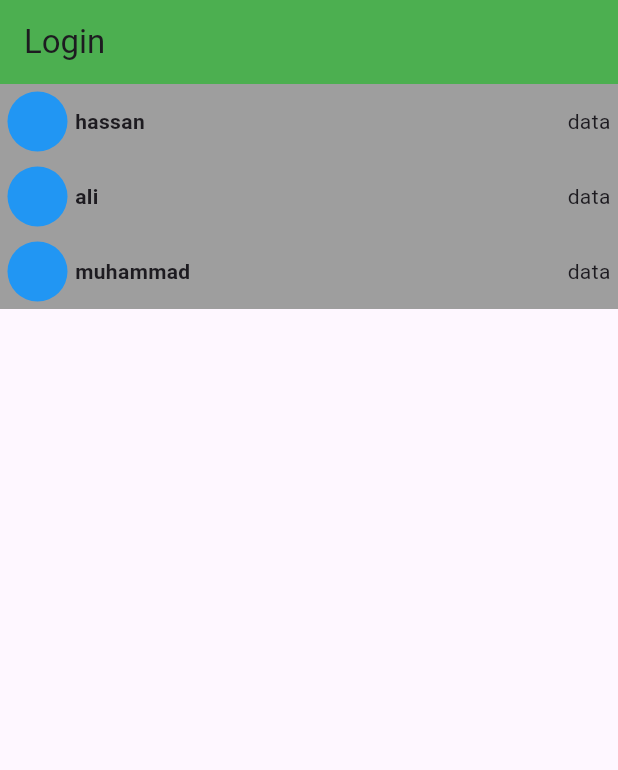
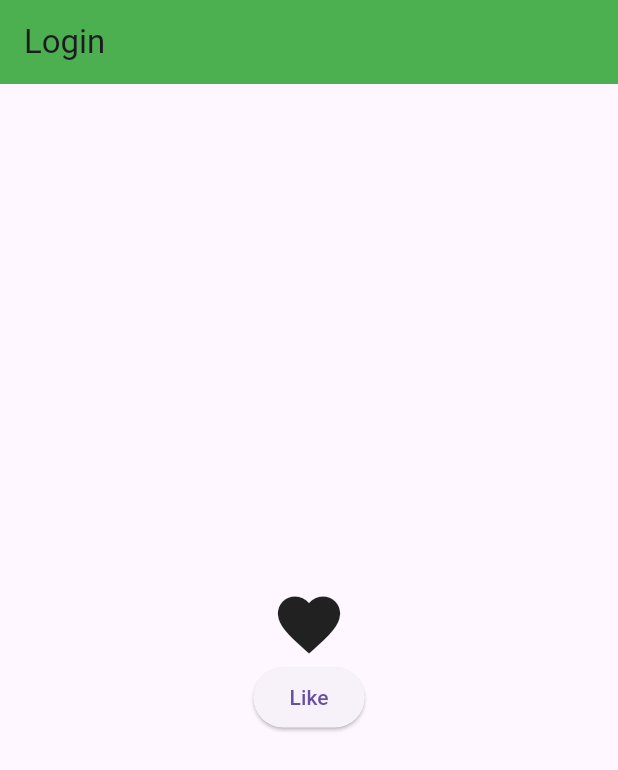
Before and after one commit to hassanshakil22/Practice-flutter, a Flutter app: the screen it shows after launch, on a phone screen of 412 x 824 dp. Shown: the top 770 px of the screen. Run offline on Flutter 3.47's test engine with Material 3 defaults, Android fonts, the phone set to English and light mode, and no system bars.

Commit message:
started developing favourite button

```diff
--- a/lib/login_view.dart
+++ b/lib/login_view.dart
@@ -7,25 +7,43 @@ class LoginView extends StatelessWidget {
 
   @override
   Widget build(BuildContext context) {
+    bool isFavourite = false;
     return Scaffold(
       appBar: AppBar(
         backgroundColor: Colors.green,
         title: const Text("Login"),
       ),
-        body: const Column(
-          children: [
-            TileWidget(
-              name: "hassan",
+      body: Center(
+        child: Column(mainAxisAlignment: MainAxisAlignment.center, children: [
+          const Icon(
+            Icons.favorite,
+            size: 50,
           ),
-            TileWidget(
-              name: "ali",
+          ElevatedButton(onPressed: () {}, child: const Text("Like"))
+        ]),
       ),
-            TileWidget(
-              name: "muhammad",
-            ),
-          ],
-        )
-        //  const ListTile(
+    );
+
+    // return Scaffold(
+    //     appBar: AppBar(
+    //       backgroundColor: Colors.green,
+    //       title: const Text("Login"),
+    //     ),
+    //     body: const Column(
+    //       children: [
+    //         TileWidget(
+    //           name: "hassan",
+    //         ),
+    //         TileWidget(
+    //           name: "ali",
+    //         ),
+    //         TileWidget(
+    //           name: "muhammad",
+    //         ),
+    //       ],
+
+    //     )
+    //     //  const ListTile(
     //   tileColor: Colors.grey,
     //   leading: CircleAvatar(
     //     backgroundColor: Colors.amber,
@@ -62,7 +80,7 @@ class LoginView extends StatelessWidget {
     //   ),
     // )
 
-        );
+    // );
     // Image.asset('assets/images/car.jpg'));
   }
 }
--- a/lib/widgets/tile_widget.dart
+++ b/lib/widgets/tile_widget.dart
@@ -8,16 +8,17 @@ class TileWidget extends StatelessWidget {
   @override
   Widget build(BuildContext context) {
     return Container(
-      padding: EdgeInsets.all(5),
+      padding: const EdgeInsets.all(8),
+      margin: const EdgeInsets.only(bottom: 1),
       color: Colors.grey,
-      height: 50,
+      height: 60,
       child: Row(
         // mainAxisAlignment: MainAxisAlignment.spaceBetween,
         children: [
           Row(
             children: [
               const CircleAvatar(
-                backgroundColor: Colors.blue,
+                backgroundColor: Colors.greenAccent,
               ),
               const SizedBox(
                 width: 5,
```
Also changed, not shown: lib/widgets/favorite_widget.dart (added). Lines whose indentation alone changed are shown as unchanged.
